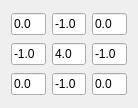
Qt form src/Editor/Filters/filterConvultion.ui (AndreyBuyanov/ImageProcessing) before a commit.
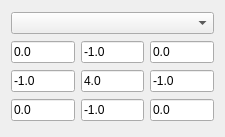
The same form after that commit.

Commit message: Added presets for convultion filter

```diff
--- a/src/Editor/Filters/filterConvultion.ui
+++ b/src/Editor/Filters/filterConvultion.ui
@@ -6,77 +6,80 @@
    <rect>
     <x>0</x>
     <y>0</y>
-    <width>138</width>
-    <height>108</height>
+    <width>225</width>
+    <height>137</height>
    </rect>
   </property>
   <property name="windowTitle">
    <string>Form</string>
   </property>
   <layout class="QGridLayout" name="gridLayout">
-   <item row="1" column="1">
-    <widget class="QLineEdit" name="le22">
-     <property name="text">
-      <string notr="true">4.0</string>
-     </property>
-    </widget>
-   </item>
-   <item row="0" column="2">
-    <widget class="QLineEdit" name="le13">
-     <property name="text">
-      <string notr="true">0.0</string>
-     </property>
-    </widget>
-   </item>
-   <item row="1" column="0">
-    <widget class="QLineEdit" name="le21">
-     <property name="text">
-      <string notr="true">-1.0</string>
-     </property>
-    </widget>
-   </item>
    <item row="1" column="2">
+    <widget class="QLineEdit" name="le13">
+     <property name="text">
+      <string notr="true">0.0</string>
+     </property>
+    </widget>
+   </item>
+   <item row="2" column="2">
     <widget class="QLineEdit" name="le23">
      <property name="text">
       <string notr="true">-1.0</string>
      </property>
     </widget>
    </item>
-   <item row="0" column="0">
+   <item row="3" column="2">
+    <widget class="QLineEdit" name="le33">
+     <property name="text">
+      <string notr="true">0.0</string>
+     </property>
+    </widget>
+   </item>
+   <item row="1" column="0">
     <widget class="QLineEdit" name="le11">
      <property name="text">
       <string notr="true">0.0</string>
      </property>
     </widget>
    </item>
-   <item row="0" column="1">
-    <widget class="QLineEdit" name="le12">
+   <item row="3" column="1">
+    <widget class="QLineEdit" name="le32">
      <property name="text">
       <string notr="true">-1.0</string>
      </property>
     </widget>
    </item>
    <item row="2" column="0">
-    <widget class="QLineEdit" name="le31">
+    <widget class="QLineEdit" name="le21">
      <property name="text">
-      <string notr="true">0.0</string>
+      <string notr="true">-1.0</string>
      </property>
     </widget>
    </item>
    <item row="2" column="1">
-    <widget class="QLineEdit" name="le32">
+    <widget class="QLineEdit" name="le22">
      <property name="text">
-      <string notr="true">-1.0</string>
+      <string notr="true">4.0</string>
      </property>
     </widget>
    </item>
-   <item row="2" column="2">
-    <widget class="QLineEdit" name="le33">
+   <item row="3" column="0">
+    <widget class="QLineEdit" name="le31">
      <property name="text">
       <string notr="true">0.0</string>
      </property>
     </widget>
    </item>
+   <item row="1" column="1">
+    <widget class="QLineEdit" name="le12">
+     <property name="text">
+      <string notr="true">-1.0</string>
+     </property>
+    </widget>
+   </item>
+   <item row="0" column="0" colspan="3">
+    <widget class="QComboBox" name="cbPreset"/>
+   </item>
   </layout>
  </widget>
  <resources/>
```
The commit also changes 3 other files.
